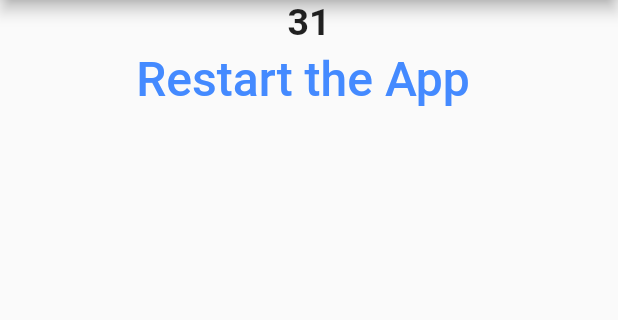
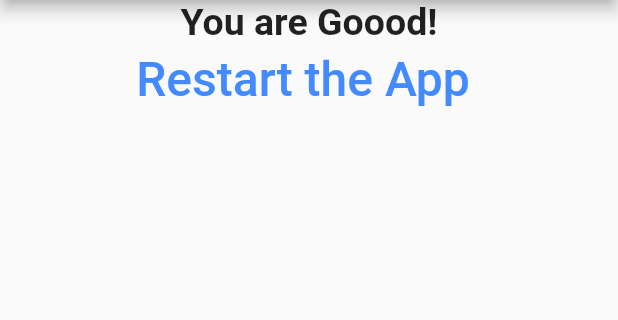
Before and after one commit to SarraISMAIL/Let-sCode, a Flutter app: the screen it shows after launch, after a tap on "Black", after a tap on "Tiger", after a tap on "Hamza", on a phone screen of 412 x 824 dp, the part 84-404 px from its top. Run offline on Flutter 3.47's test engine with Material 2 defaults, Android fonts, the phone set to English and light mode, and no system bars.

Commit message:
Quiz_App3_V3.1: result

```diff
--- a/lib/main.dart
+++ b/lib/main.dart
@@ -1,9 +1,8 @@
-import 'package:app1/answer.dart';
+
 import 'package:app1/quiz.dart';
 import 'package:app1/result.dart';
 import 'package:flutter/material.dart';
-import 'question.dart';
-import 'answer.dart';
+
 
 main() => runApp(MyApp());
 
@@ -39,28 +38,28 @@ class _MyAppState extends State<MyApp> {
     {
       'questionText': 'What\'s Your favorite Color ?',
       'answers': [
-        {'text': 'Black', 'score': 7},
-        {'text': 'Green', 'score': 200},
-        {'text': 'Blue', 'score': 8},
-        {'text': 'Yellow', 'score': 9},
+        {'text': 'Black', 'score': 10},
+        {'text': 'Green', 'score': 20},
+        {'text': 'Blue', 'score': 30},
+        {'text': 'Yellow', 'score': 40},
       ]
     },
     {
       'questionText': 'What\'s Your favorite Animal ?',
       'answers': [
         {'text': 'Rabbit', 'score': 10},
-        {'text': 'Tiger', 'score': 20},
-        {'text': 'Elephant', 'score': 5},
-        {'text': 'Lion', 'score': 5},
+        {'text': 'Tiger', 'score': 30},
+        {'text': 'Elephant', 'score': 50},
+        {'text': 'Lion', 'score': 70,}
       ]
     },
     {
       'questionText': 'What\'s Your favorite Instructor ?',
       'answers': [
-        {'text': 'Sarra1', 'score':1},
-        {'text': 'Selma', 'score': 6},
-        {'text': 'Hamza', 'score': 4},
-        {'text': 'Olfa', 'score': 6},
+        {'text': 'Sarra1', 'score':5},
+        {'text': 'Selma', 'score': 10},
+        {'text': 'Hamza', 'score': 20},
+        {'text': 'Olfa', 'score': 30},
       ]
     },
   ];
--- a/lib/result.dart
+++ b/lib/result.dart
@@ -7,13 +7,27 @@ class Result extends StatelessWidget {
 
   Result(this.q,this.resultScore);
 
+  String get resultPhrase{
+    String resultText;
+
+    if (resultScore >= 80){
+      resultText ="You are Gooooooooood!";
+    }else if( resultScore >= 50) {
+      resultText = "You are Goood!";
+    }else{
+      resultText="You are so bad!";
+    }
+    return resultText;
+
+  }
+
   @override
   Widget build(BuildContext context) {
     return Center(
       child: Column(
         children: [
           Text(
-            "$resultScore",
+            resultPhrase,
             style: TextStyle(fontSize: 25, fontWeight: FontWeight.bold),
           ),
           FlatButton(
```
